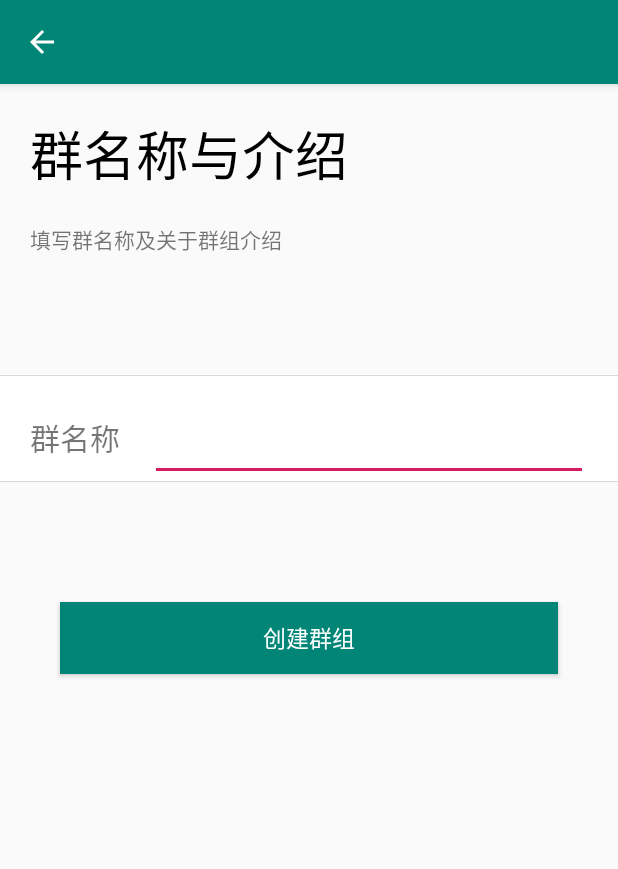
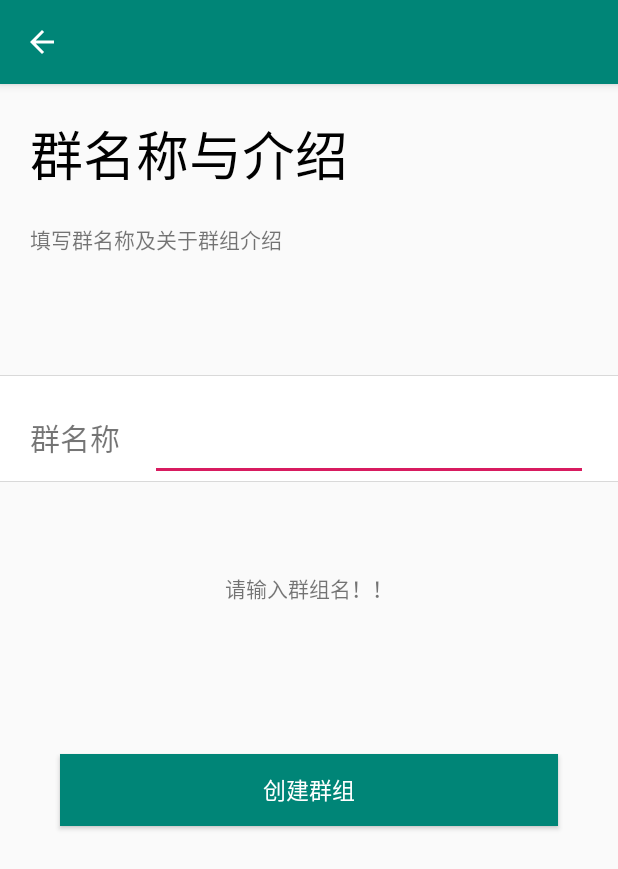
Before and after one commit to wangxuanx/Application, an Android app: the CreateGroupActivity screen opened directly, with no data from a screen before it, after a tap on "创建群组", on a phone screen of 412 x 824 dp. Shown: the top 869 px of the screen. Run offline under Robolectric (Android 15) with nearby library versions, the phone set to English and light mode, and no system bars.

Commit message:
在线创建群组功能实现

```diff
--- a/app/src/main/java/com/example/application/ui/home/CreateGroupActivity.java
+++ b/app/src/main/java/com/example/application/ui/home/CreateGroupActivity.java
@@ -6,6 +6,7 @@ import android.os.Bundle;
 import android.view.View;
 import android.widget.Button;
 import android.widget.EditText;
+import android.widget.TextView;
 import android.widget.Toast;
 
 import com.example.application.R;
@@ -15,6 +16,7 @@ import com.example.application.http.SharedPrefUtil;
 public class CreateGroupActivity extends AppCompatActivity {
     private EditText editText;
     private Button button;
+    private TextView textView;
 
     @Override
     protected void onCreate(Bundle savedInstanceState) {
@@ -25,29 +27,54 @@ public class CreateGroupActivity extends AppCompatActivity {
 
         init();
 
-        String groupName = editText.getText().toString().trim();        //获取建立的群组名称
         String userName = SharedPrefUtil.getUserName(this);
 
         button.setOnClickListener(new View.OnClickListener() {          //创建群组
             @Override
             public void onClick(View view) {
+                String groupName = editText.getText().toString().trim();        //获取建立的群组名称
+
+                System.out.println(groupName);
+
+                if(groupName.equals("")){
+                    textView.setText("请输入群组名！！");
+                } else {
+                    textView.setText("");
                     String url = "https://120.26.172.16:8443/AndroidTest/CreatGroup?groupName="+groupName+"&creatUser="+userName;
+                    System.out.println(url);
                     HttpsUtil.getInstance().get(url, new HttpsUtil.OnRequestCallBack() {
                         @Override
                         public void onSuccess(String s) {
                             System.out.println(s);
                             if(s.equals("success register")){        //群组创建成功
+                                System.out.println("群组创建成功！！");
 
-                        } else if(s.equals("group already exist!")){         //群组名已经存在
-                            Toast.makeText(CreateGroupActivity.this, "该群组已经存在！！！", Toast.LENGTH_SHORT).show();
+                                runOnUiThread(new Runnable() {
+                                    @Override
+                                    public void run() {
+                                        textView.setText("群组创建成功！！");
+                                    }
+                                });
+                                finish();
+                            } else {         //群组名已经存在
+                                System.out.println("该群组名已经存在！！");
+
+                                runOnUiThread(new Runnable() {
+                                    @Override
+                                    public void run() {
+                                        textView.setText("该群组名已经存在！！");
+                                    }
+                                });
                             }
                         }
 
                         @Override
                         public void onFail(Exception e) {
-
+                            textView.setText("创建失败！请重试！");
                         }
                     });
+                }
+
             }
         });
     }
@@ -55,5 +82,6 @@ public class CreateGroupActivity extends AppCompatActivity {
     private void init(){
         editText = findViewById(R.id.create_group_name);
         button = findViewById(R.id.create_group_button);
+        textView = findViewById(R.id.create_group_info);
     }
 }
--- a/app/src/main/res/layout/activity_creat_group.xml
+++ b/app/src/main/res/layout/activity_creat_group.xml
@@ -53,6 +53,13 @@
         android:layout_height="0.5dp"
         android:background="#d9d9d9" />
 
+    <TextView
+        android:id="@+id/create_group_info"
+        android:layout_width="wrap_content"
+        android:layout_height="wrap_content"
+        android:layout_gravity="center"
+        android:padding="20dp"
+        android:layout_marginTop="40dp"/>
     <Button
         android:id="@+id/create_group_button"
         android:layout_width="match_parent"
```
Lines whose indentation alone changed are shown as unchanged.
